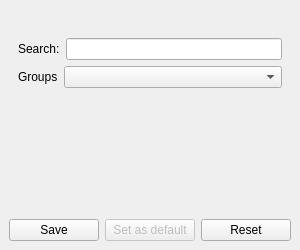
This is SeaGoatVision/client/qt/uifiles/WinParam.ui in Octets/SeaGoatVision as Qt 5 draws it before an edit. The edited form follows.
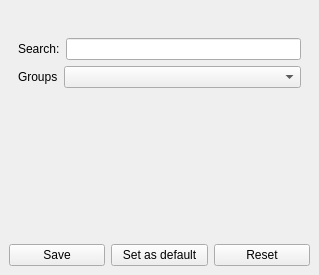
This is the edited form.

Commit message: Use same code of param with media and filter when update param. - Finish implement reset and set_as_default param - Remove notification when reset variable. - adapt code for all media

```diff
--- a/SeaGoatVision/client/qt/uifiles/WinParam.ui
+++ b/SeaGoatVision/client/qt/uifiles/WinParam.ui
@@ -9,14 +9,14 @@
    <rect>
     <x>0</x>
     <y>0</y>
-    <width>300</width>
-    <height>250</height>
+    <width>319</width>
+    <height>275</height>
    </rect>
   </property>
   <property name="minimumSize">
    <size>
-    <width>300</width>
-    <height>250</height>
+    <width>319</width>
+    <height>275</height>
    </size>
   </property>
   <property name="features">
@@ -124,7 +124,7 @@
         <rect>
          <x>0</x>
          <y>0</y>
-         <width>282</width>
+         <width>301</width>
          <height>73</height>
         </rect>
        </property>
@@ -155,7 +155,7 @@
       <item>
        <widget class="QPushButton" name="defaultButton">
         <property name="enabled">
-         <bool>false</bool>
+         <bool>true</bool>
         </property>
         <property name="text">
          <string>Set as default</string>
```
The commit also changes 15 other files.
